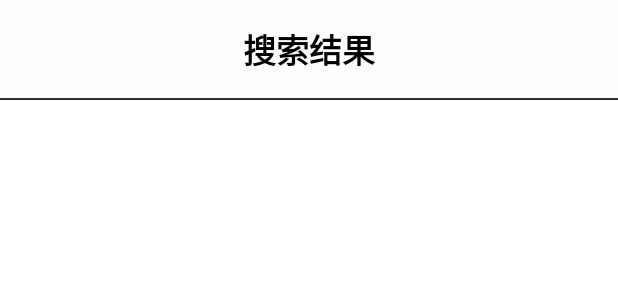
After one commit to ChenxiLiLi/TouTiao, an Android app: the layout activity_search_result.xml on its own in the app's theme, with its tools: preview values and no code run, on a phone screen of 412 x 824 dp. The commit adds this screen. Shown: the top 300 px of the screen. Run offline under Robolectric (Android 15) with nearby library versions, the phone set to English and light mode, and no system bars.

Commit message:
搜索结果界面和修改个人信息功能

```diff
--- a/app/src/main/java/com/bytedance/toutiao/room/UserDao.java
+++ b/app/src/main/java/com/bytedance/toutiao/room/UserDao.java
@@ -20,7 +20,7 @@ public interface UserDao{
     Single<User> getUser();
 
     @Query("UPDATE user SET nickname = :nickname, sex = :sex, introduction = :introduction WHERE id =:id")
-    int updateUser(int id, String nickname, String sex, String introduction);
+    void updateUser(int id, String nickname, String sex, String introduction);
 
     @Insert(onConflict = OnConflictStrategy.REPLACE)
     List<Long> insertAll(User... students);
--- a/app/src/main/java/com/bytedance/toutiao/ui/user/activity/MyUpdateActivity.java
+++ b/app/src/main/java/com/bytedance/toutiao/ui/user/activity/MyUpdateActivity.java
@@ -64,6 +64,7 @@ public class MyUpdateActivity extends BaseActivity<MyViewModel, ActivityMyUpdate
                         @Override
                         public void onChanged(Resource<String> stringResource) {
                             Log.e("update", stringResource.state +"");
+                            mViewModel.localUpdate();
                         }
                     });
                         //mViewModel.localUpdate();
--- a/app/src/main/res/layout/activity_search.xml
+++ b/app/src/main/res/layout/activity_search.xml
@@ -55,6 +55,7 @@
             </RelativeLayout>
 
             <ImageView
+                android:id="@+id/btn_search"
                 android:layout_width="0dp"
                 android:layout_weight="1"
                 android:layout_height="@dimen/dp_30"
--- /dev/null
+++ b/app/src/main/res/layout/activity_search_result.xml
@@ -0,0 +1,66 @@
+<?xml version="1.0" encoding="utf-8"?>
+<layout xmlns:android="http://schemas.android.com/apk/res/android"
+    xmlns:tools="http://schemas.android.com/tools"
+    >
+
+
+
+    <RelativeLayout
+        android:layout_width="match_parent"
+        android:layout_height="match_parent"
+        android:orientation="vertical"
+        tools:context=".ui.eventName.EventTimelineActivity">
+
+
+        <LinearLayout
+            android:id="@+id/event_top"
+            android:layout_width="match_parent"
+            android:layout_height="@dimen/dp_65"
+            android:background="#02000000"
+            android:orientation="horizontal">
+
+            <TextView
+                android:id="@+id/tv_title"
+                android:text="搜索结果"
+                android:layout_width="0dp"
+                android:layout_height="match_parent"
+                android:layout_weight="16"
+                android:gravity="center"
+                android:singleLine="true"
+                android:textColor="@color/dark"
+                android:textStyle="bold"
+                android:textSize="@dimen/dp_22">
+            </TextView>
+
+        </LinearLayout>
+
+        <View
+            android:id="@+id/line_event_timeline"
+            android:layout_width="match_parent"
+            android:layout_height="@dimen/dp_1"
+            android:background="#D0000000"
+            android:layout_below="@+id/event_top"/>
+
+        <LinearLayout
+            android:layout_width="match_parent"
+            android:layout_height="match_parent"
+            android:orientation="vertical"
+            android:layout_above="@+id/event_buttom"
+            android:layout_below="@+id/line_event_timeline"
+
+            >
+
+            <com.google.android.material.tabs.TabLayout
+                android:id="@+id/tab_layout"
+                android:layout_width="match_parent"
+                android:layout_height="wrap_content"/>
+
+            <com.bytedance.toutiao.ui.view.NoScrollViewPager
+                android:id="@+id/view_pager"
+                android:layout_width="match_parent"
+                android:layout_height="match_parent"/>
+        </LinearLayout>
+
+
+    </RelativeLayout>
+</layout>
```
Also changed, not shown: app/src/main/AndroidManifest.xml (+9 -8 lines), app/src/main/java/com/bytedance/toutiao/ui/search/SearchActivity.java (+10 -0 lines), app/src/main/java/com/bytedance/toutiao/ui/search/activity/SearchResultActivity.java (added, +59 -0 lines), app/src/main/java/com/bytedance/toutiao/viewmodel/MyViewModel.java (+31 -43 lines).
